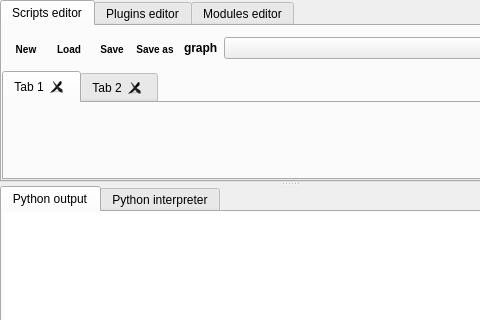
Before: the Qt Designer form library/tulip-python/designer/PythonIDE.ui in Tulip-Dev/tulip, drawn with Qt 5; both pictures show x 0 to 480 and y 0 to 320 of the 580 by 444 pixel window.
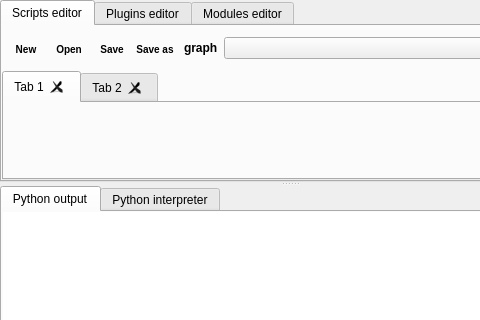
After: the same form once the commit is applied. Icons and pictures are not drawn. Custom widgets are drawn as their Qt base class.

Commit message: Python IDE Fix and small additions: add/fix keybords shortcut for new/open/save/save as operations. Load renamed in "Open". Remove some (probably) dead code

Patch:
```diff
--- a/library/tulip-python/designer/PythonIDE.ui
+++ b/library/tulip-python/designer/PythonIDE.ui
@@ -201,7 +201,7 @@
               <string>Load "main" script from file</string>
              </property>
              <property name="text">
-              <string>Load</string>
+              <string>Open</string>
              </property>
              <property name="icon">
               <iconset>
```
Left out of the diff: 104 changed lines with no effect on the pictures. The commit also changes 4 other files.
